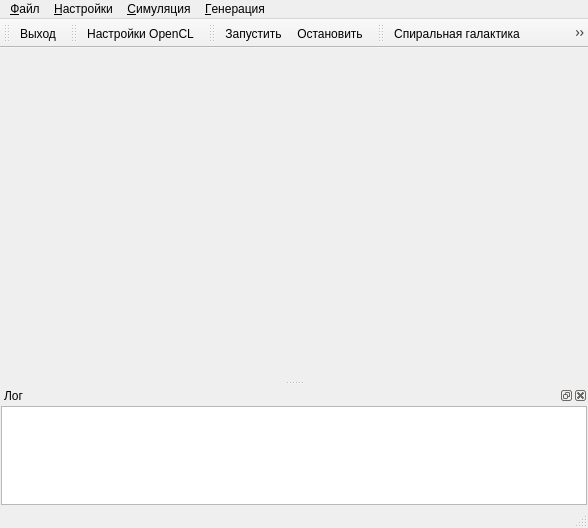
The window that mainwindow.ui (catompiler/qgalaxy) describes before a commit, drawn with Qt 5.
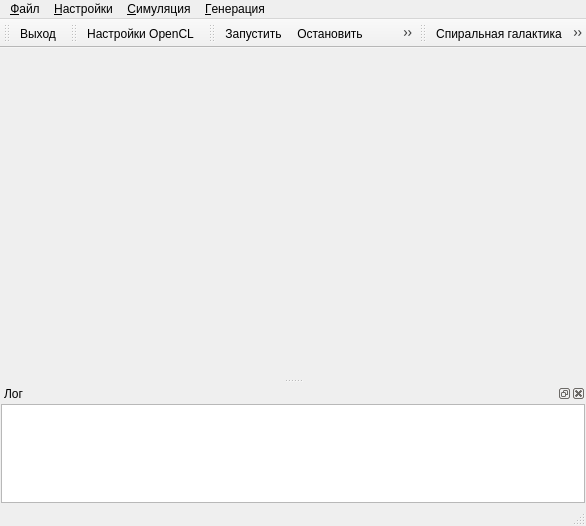
The same window after the commit. Icons and pictures are not drawn.

Commit message: Body edit dialog

```diff
--- a/mainwindow.ui
+++ b/mainwindow.ui
@@ -6,8 +6,8 @@
    <rect>
     <x>0</x>
     <y>0</y>
-    <width>588</width>
-    <height>528</height>
+    <width>586</width>
+    <height>526</height>
    </rect>
   </property>
   <property name="mouseTracking">
@@ -28,7 +28,7 @@
     <rect>
      <x>0</x>
      <y>0</y>
-     <width>588</width>
+     <width>586</width>
      <height>22</height>
     </rect>
    </property>
@@ -149,6 +149,7 @@
    </attribute>
    <addaction name="actSimStart"/>
    <addaction name="actSimStop"/>
+   <addaction name="actSimEdit"/>
   </widget>
   <widget class="QToolBar" name="toolBarGeneration">
    <property name="windowTitle">
@@ -259,6 +260,18 @@
     <string>Ctrl+S</string>
    </property>
   </action>
+  <action name="actSimEdit">
+   <property name="icon">
+    <iconset resource="res.qrc">
+     <normaloff>:/images/edit.png</normaloff>:/images/edit.png</iconset>
+   </property>
+   <property name="text">
+    <string>&amp;Редактировать</string>
+   </property>
+   <property name="shortcut">
+    <string>Ctrl+E</string>
+   </property>
+  </action>
  </widget>
  <layoutdefault spacing="6" margin="11"/>
  <resources>
```
Left out of the diff: 6 changed lines with no effect on the pictures. The commit also changes 20 other files.
